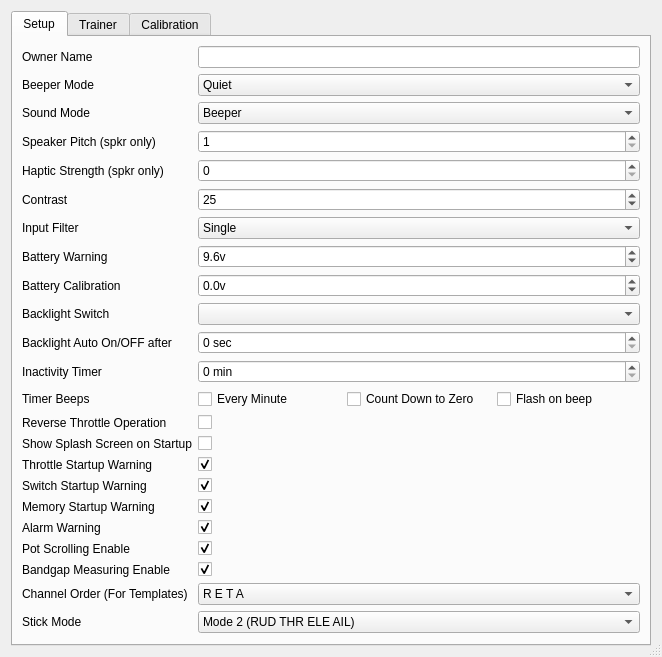
Above: src/generaledit.ui from xhorizont/eepe before the change. Below: the same form after it.
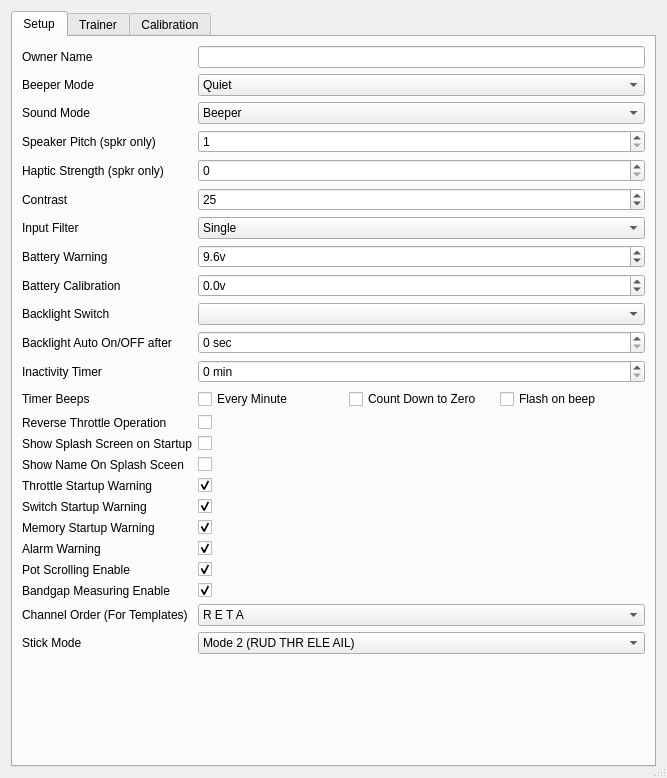
That is the form after the change. Icons and pictures are not drawn.

Commit message: Fix splash related issues

Diff of the .ui file:
```diff
--- a/src/generaledit.ui
+++ b/src/generaledit.ui
@@ -6,8 +6,8 @@
    <rect>
     <x>0</x>
     <y>0</y>
-    <width>662</width>
-    <height>646</height>
+    <width>667</width>
+    <height>778</height>
    </rect>
   </property>
   <property name="windowTitle">
@@ -196,14 +196,14 @@
          </property>
         </widget>
        </item>
-       <item row="21" column="0">
+       <item row="22" column="0">
         <widget class="QLabel" name="label_30">
          <property name="text">
           <string>Pot Scrolling Enable</string>
          </property>
         </widget>
        </item>
-       <item row="17" column="2">
+       <item row="18" column="2">
         <widget class="QCheckBox" name="switchwarnChkB">
          <property name="whatsThis">
           <string>&lt;!DOCTYPE HTML PUBLIC &quot;-//W3C//DTD HTML 4.0//EN&quot; &quot;http://www.w3.org/TR/REC-html40/strict.dtd&quot;&gt;
@@ -332,14 +332,14 @@
          </property>
         </widget>
        </item>
-       <item row="23" column="0">
+       <item row="24" column="0">
         <widget class="QLabel" name="label_13">
          <property name="text">
           <string>Channel Order (For Templates)</string>
          </property>
         </widget>
        </item>
-       <item row="16" column="2">
+       <item row="17" column="2">
         <widget class="QCheckBox" name="thrwarnChkB">
          <property name="whatsThis">
           <string>&lt;!DOCTYPE HTML PUBLIC &quot;-//W3C//DTD HTML 4.0//EN&quot; &quot;http://www.w3.org/TR/REC-html40/strict.dtd&quot;&gt;
@@ -365,7 +365,7 @@
          </property>
         </widget>
        </item>
-       <item row="18" column="0">
+       <item row="19" column="0">
         <widget class="QLabel" name="label_11">
          <property name="text">
           <string>Memory Startup Warning</string>
@@ -385,7 +385,7 @@
          </property>
         </widget>
        </item>
-       <item row="21" column="2">
+       <item row="22" column="2">
         <widget class="QCheckBox" name="PotScrollEnableChkB">
          <property name="whatsThis">
           <string>&lt;!DOCTYPE HTML PUBLIC &quot;-//W3C//DTD HTML 4.0//EN&quot; &quot;http://www.w3.org/TR/REC-html40/strict.dtd&quot;&gt;
@@ -422,14 +422,14 @@
          </property>
         </widget>
        </item>
-       <item row="17" column="0">
+       <item row="18" column="0">
         <widget class="QLabel" name="label_10">
          <property name="text">
           <string>Switch Startup Warning</string>
          </property>
         </widget>
        </item>
-       <item row="19" column="2">
+       <item row="20" column="2">
         <widget class="QCheckBox" name="alarmwarnChkB">
          <property name="whatsThis">
           <string>&lt;!DOCTYPE HTML PUBLIC &quot;-//W3C//DTD HTML 4.0//EN&quot; &quot;http://www.w3.org/TR/REC-html40/strict.dtd&quot;&gt;
@@ -479,7 +479,7 @@
          </property>
         </widget>
        </item>
-       <item row="16" column="0">
+       <item row="17" column="0">
         <widget class="QLabel" name="label_9">
          <property name="text">
           <string>Throttle Startup Warning</string>
@@ -496,7 +496,7 @@
          </property>
         </widget>
        </item>
-       <item row="22" column="2">
+       <item row="23" column="2">
         <widget class="QCheckBox" name="BandGapEnableChkB">
          <property name="whatsThis">
           <string>&lt;!DOCTYPE HTML PUBLIC &quot;-//W3C//DTD HTML 4.0//EN&quot; &quot;http://www.w3.org/TR/REC-html40/strict.dtd&quot;&gt;
@@ -541,7 +541,7 @@
          </property>
         </widget>
        </item>
-       <item row="22" column="0">
+       <item row="23" column="0">
         <widget class="QLabel" name="label_35">
          <property name="text">
           <string>Bandgap Measuring Enable</string>
@@ -588,7 +588,7 @@
          </property>
         </widget>
        </item>
-       <item row="19" column="0">
+       <item row="20" column="0">
         <widget class="QLabel" name="label_27">
          <property name="text">
           <string>Alarm Warning</string>
@@ -622,7 +622,7 @@
          </property>
         </widget>
        </item>
-       <item row="23" column="2">
+       <item row="24" column="2">
         <widget class="QComboBox" name="channelorderCB">
          <property name="toolTip">
           <string/>
@@ -760,7 +760,7 @@
          </item>
         </widget>
        </item>
-       <item row="18" column="2">
+       <item row="19" column="2">
         <widget class="QCheckBox" name="memwarnChkB">
          <property name="whatsThis">
           <string>&lt;!DOCTYPE HTML PUBLIC &quot;-//W3C//DTD HTML 4.0//EN&quot; &quot;http://www.w3.org/TR/REC-html40/strict.dtd&quot;&gt;
@@ -793,7 +793,7 @@
          </property>
         </widget>
        </item>
-       <item row="25" column="2">
+       <item row="26" column="2">
         <spacer name="verticalSpacer_2">
          <property name="orientation">
           <enum>Qt::Vertical</enum>
@@ -806,7 +806,7 @@
          </property>
         </spacer>
        </item>
-       <item row="24" column="2">
+       <item row="25" column="2">
         <widget class="QComboBox" name="stickmodeCB">
          <property name="toolTip">
           <string/>
@@ -860,7 +860,7 @@
          </item>
         </widget>
        </item>
-       <item row="24" column="0">
+       <item row="25" column="0">
         <widget class="QLabel" name="label_14">
          <property name="text">
           <string>Stick Mode</string>
@@ -907,6 +907,26 @@
          </item>
         </widget>
        </item>
+       <item row="16" column="0">
+        <widget class="QLabel" name="label_37">
+         <property name="text">
+          <string>Show Name On Splash Sceen</string>
+         </property>
+        </widget>
+       </item>
+       <item row="16" column="2">
+        <widget class="QCheckBox" name="splashScreenNameChkB">
+         <property name="toolTip">
+          <string>Show splash screen on startup</string>
+         </property>
+         <property name="whatsThis">
+          <string>Show splash screen on startup</string>
+         </property>
+         <property name="text">
+          <string/>
+         </property>
+        </widget>
+       </item>
       </layout>
      </widget>
      <widget class="QWidget" name="tab">
```
The commit also changes 8 other files.
